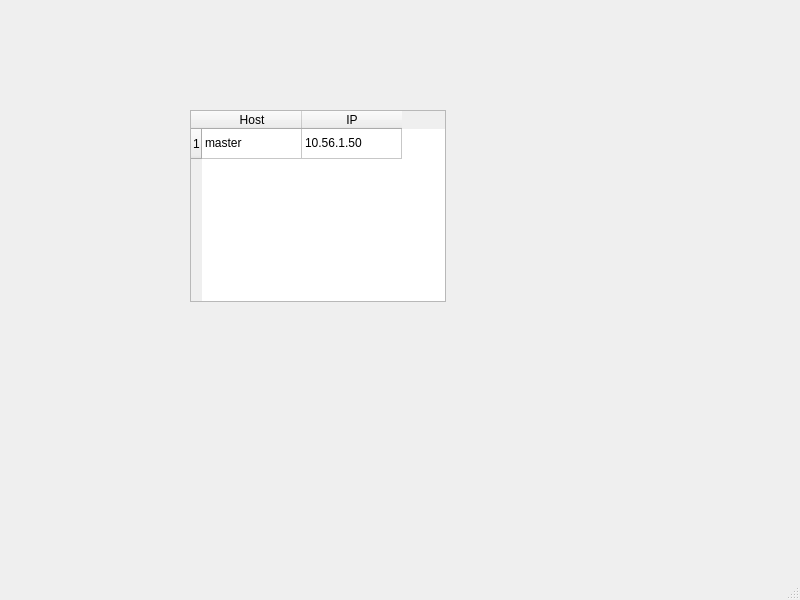
First picture: the form in QtDesigner/testing.ui, repository opalmer/pyfarm, before the edit.
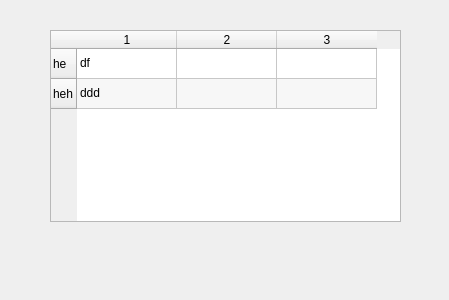
Second picture: the form after the edit.

Commit message: Manual add host button complete

Patch:
```diff
--- a/QtDesigner/testing.ui
+++ b/QtDesigner/testing.ui
@@ -1,61 +1,68 @@
 <ui version="4.0" >
- <class>MainWindow</class>
- <widget class="QMainWindow" name="MainWindow" >
+ <class>Form</class>
+ <widget class="QWidget" name="Form" >
   <property name="geometry" >
    <rect>
     <x>0</x>
     <y>0</y>
-    <width>800</width>
-    <height>600</height>
+    <width>449</width>
+    <height>300</height>
    </rect>
   </property>
   <property name="windowTitle" >
    <string>MainWindow</string>
   </property>
-  <widget class="QWidget" name="centralwidget" >
    <widget class="QTableWidget" name="tableWidget" >
     <property name="geometry" >
      <rect>
-      <x>190</x>
-      <y>110</y>
-      <width>256</width>
+     <x>50</x>
+     <y>30</y>
+     <width>351</width>
       <height>192</height>
      </rect>
     </property>
-    <row/>
-    <column>
+   <property name="editTriggers" >
+    <set>QAbstractItemView::NoEditTriggers</set>
+   </property>
+   <property name="showDropIndicator" stdset="0" >
+    <bool>false</bool>
+   </property>
+   <property name="dragDropOverwriteMode" >
+    <bool>false</bool>
+   </property>
+   <property name="alternatingRowColors" >
+    <bool>true</bool>
+   </property>
+   <property name="selectionMode" >
+    <enum>QAbstractItemView::ContiguousSelection</enum>
+   </property>
+   <property name="selectionBehavior" >
+    <enum>QAbstractItemView::SelectRows</enum>
+   </property>
+   <row>
      <property name="text" >
-      <string>Host</string>
-     </property>
-    </column>
-    <column>
+     <string>he</string>
+    </property>
+   </row>
+   <row>
      <property name="text" >
-      <string>IP</string>
-     </property>
-    </column>
+     <string>heh</string>
+    </property>
+   </row>
+   <column/>
+   <column/>
+   <column/>
     <item row="0" column="0" >
      <property name="text" >
-      <string>master</string>
-     </property>
-    </item>
-    <item row="0" column="1" >
+     <string>df</string>
+    </property>
+   </item>
+   <item row="1" column="0" >
      <property name="text" >
-      <string>10.56.1.50</string>
+     <string>ddd</string>
      </property>
     </item>
    </widget>
-  </widget>
-  <widget class="QMenuBar" name="menubar" >
-   <property name="geometry" >
-    <rect>
-     <x>0</x>
-     <y>0</y>
-     <width>800</width>
-     <height>26</height>
-    </rect>
-   </property>
-  </widget>
-  <widget class="QStatusBar" name="statusbar" />
  </widget>
  <resources/>
  <connections/>
```
Left out of the diff: 2 changed lines with no effect on the pictures. Lines whose indentation alone changed are shown as unchanged. The commit also changes 14 other files.
